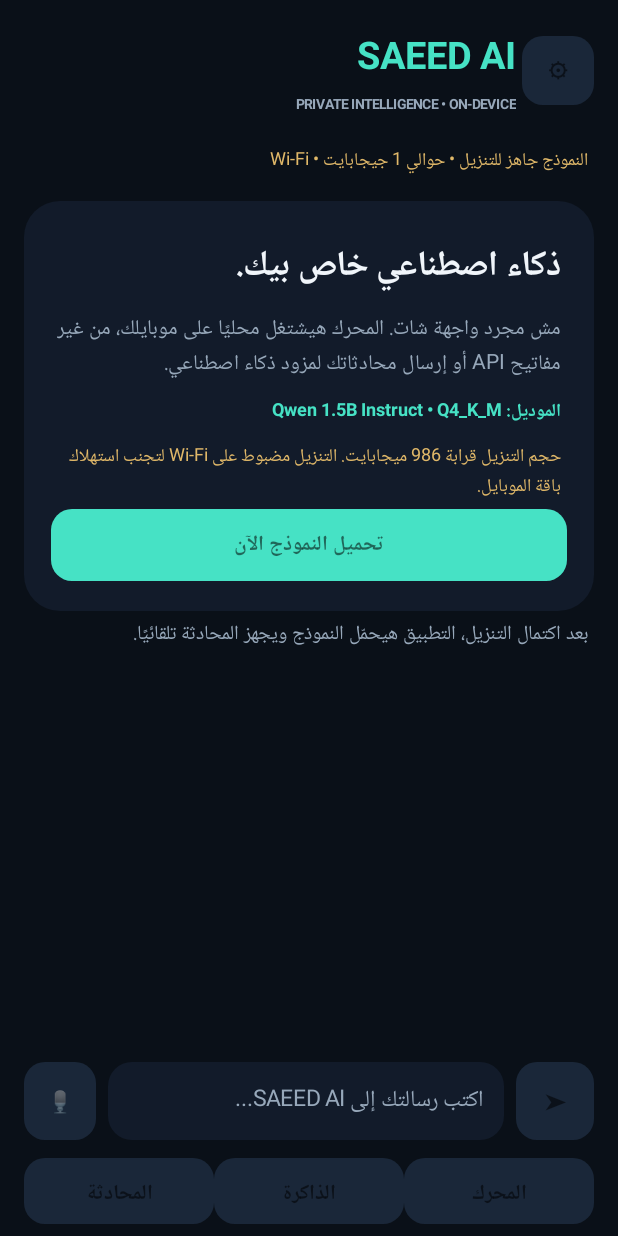
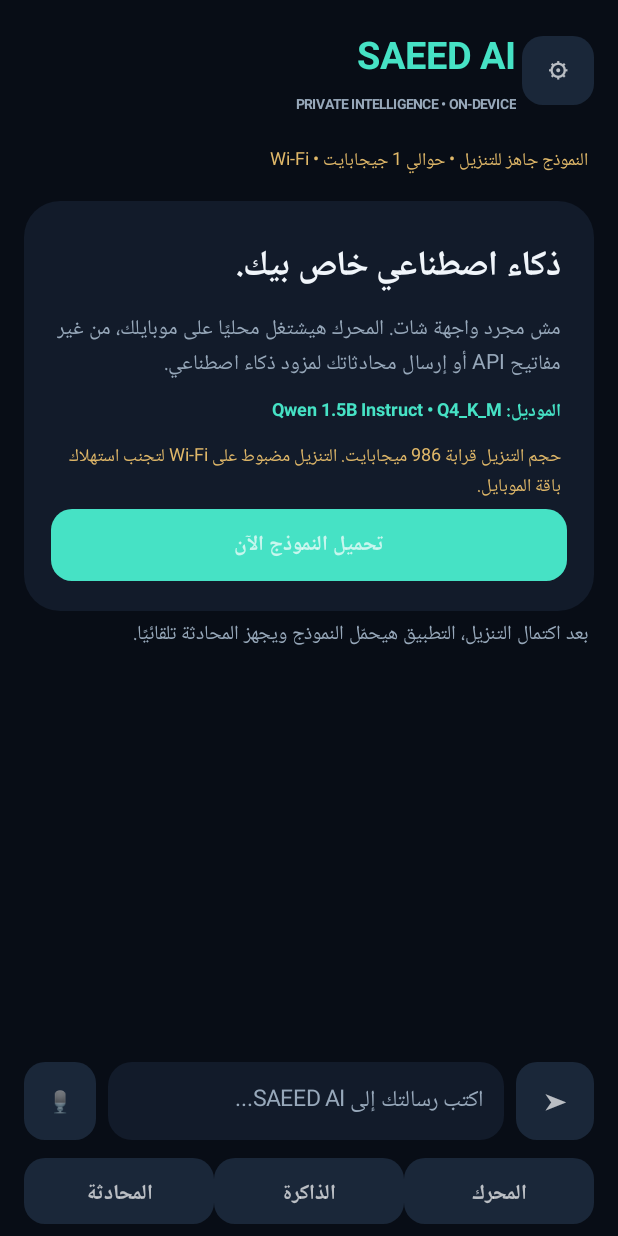
Before and after one commit to saeedgmal6-tech/Saeed-ai-call, an Android app: the screen it shows after launch (MainActivity), on a phone screen of 412 x 824 dp. Run offline under Robolectric (Android 15) with nearby library versions, the phone set to English and light mode, and no system bars; libraries missing offline, so code that uses them is left out: com.arm.aichat; 3 statements that could not run were skipped.

Commit message:
Apply dark SAEED AI theme

```diff
--- a/app/src/main/res/values/styles.xml
+++ b/app/src/main/res/values/styles.xml
@@ -1,11 +1,11 @@
 <resources>
-    <style name="AppTheme" parent="android:style/Theme.Material.Light.NoActionBar">
+    <style name="AppTheme" parent="android:style/Theme.Material.NoActionBar">
         <item name="android:fontFamily">sans</item>
-        <item name="android:colorAccent">#55D6C2</item>
-        <item name="android:navigationBarColor">#0A1018</item>
-        <item name="android:statusBarColor">#0A1018</item>
+        <item name="android:colorAccent">#46E2C5</item>
+        <item name="android:navigationBarColor">#080D16</item>
+        <item name="android:statusBarColor">#080D16</item>
         <item name="android:windowLightStatusBar">false</item>
         <item name="android:windowActionModeOverlay">true</item>
-        <item name="android:windowBackground">#0A1018</item>
+        <item name="android:windowBackground">#080D16</item>
     </style>
 </resources>
```
